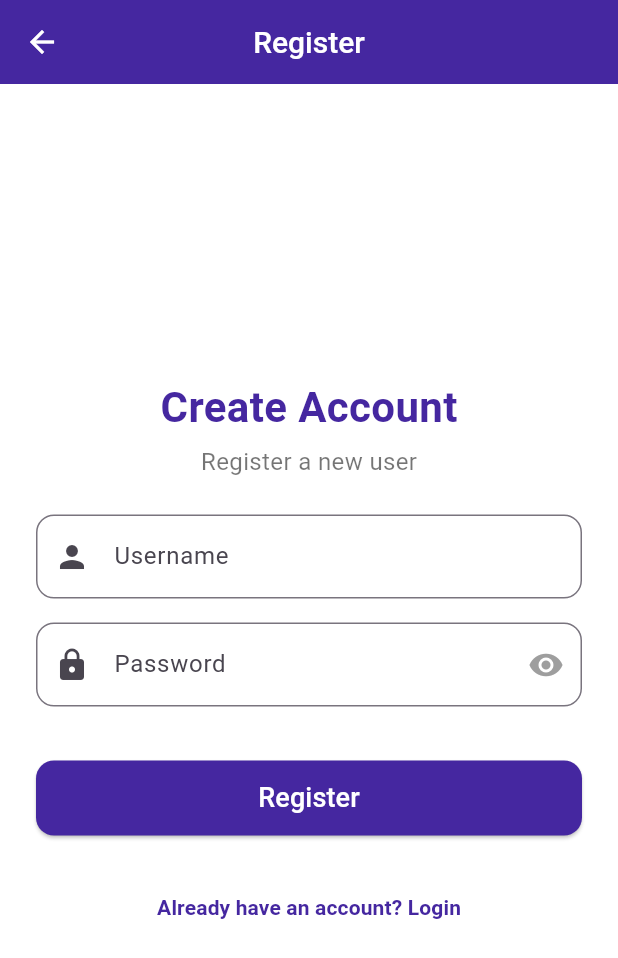
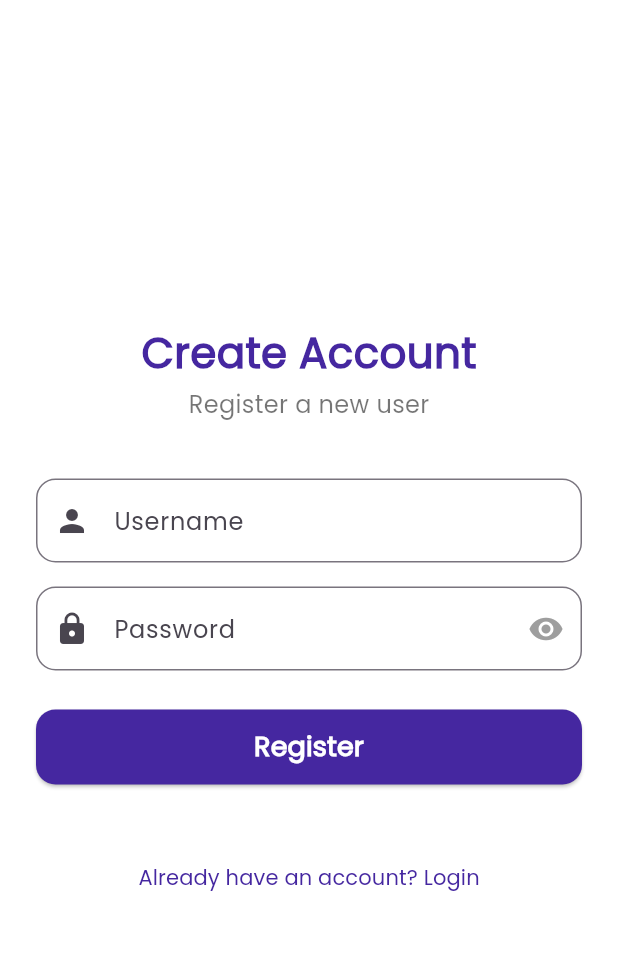
Before and after one commit to nitaairama/Project-UTS-MobileApp, a Flutter app: the screen it shows after launch, after a tap on "Login", after a tap on "Don't have an account? Register", on a phone screen of 412 x 824 dp. Shown: the top 958 px of the screen. Run offline on Flutter 3.47's test engine with Material 3 defaults, Android fonts, the phone set to English and light mode, and no system bars; our stand-ins replace image_picker, intl_phone_field, shared_preferences, sqflite; accounts and stored records are empty; network calls fail.

Commit message:
Change font

```diff
--- a/lib/main.dart
+++ b/lib/main.dart
@@ -22,7 +22,8 @@ class MyApp extends StatelessWidget {
       title: 'Contacts App',
       debugShowCheckedModeBanner: false,
       theme: ThemeData(
-        primarySwatch: Colors.blue,
+        primarySwatch: Colors.deepPurple,
+        fontFamily: 'Poppins',
         visualDensity: VisualDensity.adaptivePlatformDensity,
       ),
       home: const SplashPage(),
--- a/lib/pages/contact_detail.dart
+++ b/lib/pages/contact_detail.dart
@@ -109,7 +109,7 @@ class _ContactDetailPageState extends State<ContactDetailPage> {
         centerTitle: true,
         title: Text(
           widget.contact != null ? "Edit Contact" : "Add Contact",
-          style: const TextStyle(fontSize: 18, fontWeight: FontWeight.w500),
+          style: const TextStyle(fontSize: 18, fontWeight: FontWeight.w800),
         ),
         backgroundColor: Colors.deepPurple[800],
         foregroundColor: Colors.white,
@@ -212,7 +212,7 @@ class _ContactDetailPageState extends State<ContactDetailPage> {
                       borderRadius: BorderRadius.circular(12)),
                   padding: const EdgeInsets.symmetric(vertical: 14),
                 ),
-                child: const Text("Save", style: TextStyle(fontSize: 16)),
+                child: const Text("Save", style: TextStyle(fontSize: 16, fontWeight: FontWeight.w800)),
               ),
             ),
           ],
--- a/lib/pages/home_page.dart
+++ b/lib/pages/home_page.dart
@@ -106,7 +106,7 @@ class _HomePageState extends State<HomePage> {
     return Scaffold(
       appBar: AppBar(
         title: const Text("Contact List",
-            style: TextStyle(fontSize: 18, fontWeight: FontWeight.w500),),
+            style: TextStyle(fontSize: 18, fontWeight: FontWeight.w800),),
         backgroundColor: Colors.deepPurple[800],
         foregroundColor: Colors.white,
         toolbarHeight: 60,
--- a/lib/pages/login_page.dart
+++ b/lib/pages/login_page.dart
@@ -22,7 +22,7 @@ class _LoginPageState extends State<LoginPage> {
     _checkSession();
   }
 
-  /// Mengecek session login yang tersimpan di SharedPreferences
+  /// Cek session login di SharedPreferences
   Future<void> _checkSession() async {
     final prefs = await SharedPreferences.getInstance();
     final userId = prefs.getInt('user_id');
@@ -78,18 +78,22 @@ class _LoginPageState extends State<LoginPage> {
               mainAxisSize: MainAxisSize.min,
               children: [
                 Text(
-                  "Welcome Back",
+                  "Welcome",
                   style: TextStyle(
                       fontSize: 28,
-                      fontWeight: FontWeight.bold,
+                      fontWeight: FontWeight.w800,
                       color: Colors.deepPurple[800]),
                 ),
-                const SizedBox(height: 5),
+                const SizedBox(height: 3),
                 const Text(
                   "Login to your account",
-                  style: TextStyle(fontSize: 16, color: Colors.black54),
+                  style: TextStyle(
+                    fontSize: 16,
+                    fontWeight: FontWeight.w500,
+                    color: Colors.black54),
                 ),
-                const SizedBox(height: 24),
+                const SizedBox(height: 38),
+
                 // Input username
                 TextField(
                   controller: _usernameC,
@@ -97,10 +101,11 @@ class _LoginPageState extends State<LoginPage> {
                     labelText: "Username",
                     prefixIcon: const Icon(Icons.person),
                     border: OutlineInputBorder(
-                        borderRadius: BorderRadius.circular(12)),
+                        borderRadius: BorderRadius.circular(13)),
                   ),
                 ),
                 const SizedBox(height: 16),
+
                 // Input password
                 TextField(
                   controller: _passwordC,
@@ -109,7 +114,7 @@ class _LoginPageState extends State<LoginPage> {
                     labelText: "Password",
                     prefixIcon: const Icon(Icons.lock),
                     border: OutlineInputBorder(
-                        borderRadius: BorderRadius.circular(12)),
+                        borderRadius: BorderRadius.circular(13)),
                     suffixIcon: IconButton(
                       icon: Icon(
                           _obscurePassword ? Icons.visibility : Icons.visibility_off,
@@ -122,13 +127,15 @@ class _LoginPageState extends State<LoginPage> {
                     ),
                   ),
                 ),
-                const SizedBox(height: 12),
+                const SizedBox(height: 10),
+
                 // Error message
                 if (_error.isNotEmpty)
                   Text(_error,
-                      style: TextStyle(color: Colors.red[800])),
-                const SizedBox(height: 24),
-                // Tombol login SQLite
+                      style: TextStyle(color: Colors.red[800], fontSize: 12)),
+                const SizedBox(height: 16),
+
+                // Tombol login
                 SizedBox(
                   width: double.infinity,
                   height: 50,
@@ -138,20 +145,21 @@ class _LoginPageState extends State<LoginPage> {
                       backgroundColor: Colors.deepPurple[800],
                       foregroundColor: Colors.white,
                       shape: RoundedRectangleBorder(
-                          borderRadius: BorderRadius.circular(12)),
+                          borderRadius: BorderRadius.circular(13)),
                     ),
                     child: const Text(
                       "Login",
-                      style: TextStyle(fontSize: 18),
+                      style: TextStyle(fontSize: 18, fontWeight: FontWeight.w800),
                     ),
                   ),
                 ),
                 const SizedBox(height: 24),
                 const Text(
                   "Or login with",
-                  style: TextStyle(color: Colors.black54),
+                  style: TextStyle(color: Colors.black54, fontWeight: FontWeight.w500),
                 ),
                 const SizedBox(height: 16),
+
                 // Tombol Google & Facebook
                 Row(
                   mainAxisAlignment: MainAxisAlignment.center,
@@ -170,11 +178,11 @@ class _LoginPageState extends State<LoginPage> {
                         padding: const EdgeInsets.symmetric(
                             horizontal: 12, vertical: 12),
                         shape: RoundedRectangleBorder(
-                          borderRadius: BorderRadius.circular(12),
+                          borderRadius: BorderRadius.circular(13),
                         ),
                       ),
                     ),
-                    const SizedBox(width: 16),
+                    const SizedBox(width: 10),
                     ElevatedButton.icon(
                       onPressed: () {},
                       icon: Image.asset(
@@ -189,13 +197,14 @@ class _LoginPageState extends State<LoginPage> {
                         padding: const EdgeInsets.symmetric(
                             horizontal: 12, vertical: 12),
                         shape: RoundedRectangleBorder(
-                          borderRadius: BorderRadius.circular(12),
+                          borderRadius: BorderRadius.circular(13),
                         ),
                       ),
                     ),
                   ],
                 ),
-                const SizedBox(height: 24),
+                const SizedBox(height: 38),
+
                 // Link register
                 TextButton(
                   onPressed: () => Navigator.push(
@@ -206,7 +215,7 @@ class _LoginPageState extends State<LoginPage> {
                     "Don't have an account? Register",
                     style: TextStyle(
                         color: Colors.deepPurple[800],
-                        fontWeight: FontWeight.bold),
+                        fontWeight: FontWeight.w500),
                   ),
                 ),
               ],
--- a/lib/pages/profile_page.dart
+++ b/lib/pages/profile_page.dart
@@ -98,7 +98,7 @@ class _ProfilePageState extends State<ProfilePage> {
       appBar: AppBar(
         toolbarHeight: 60,
         title: const Text("Profile",
-          style: TextStyle(fontSize: 18, fontWeight: FontWeight.w500)),
+          style: TextStyle(fontSize: 18, fontWeight: FontWeight.w800)),
         backgroundColor: Colors.deepPurple[800],
         foregroundColor: Colors.white,
         actions: [
@@ -150,10 +150,10 @@ class _ProfilePageState extends State<ProfilePage> {
                         shape: RoundedRectangleBorder(borderRadius: BorderRadius.circular(12)),
                         padding: const EdgeInsets.symmetric(vertical: 14),
                       ),
-                      child: const Text("Simpan"),
+                      child: const Text("Simpan", style: TextStyle(fontWeight: FontWeight.w800)),
                     ),
                   ),
-                  const SizedBox(width: 12), // jarak antar tombol
+                  const SizedBox(width: 10),
                   Expanded(
                     child: ElevatedButton(
                       onPressed: _logout,
@@ -163,7 +163,7 @@ class _ProfilePageState extends State<ProfilePage> {
                         shape: RoundedRectangleBorder(borderRadius: BorderRadius.circular(12)),
                         padding: const EdgeInsets.symmetric(vertical: 14),
                       ),
-                      child: const Text("Logout"),
+                      child: const Text("Logout", style: TextStyle(fontWeight: FontWeight.w800)),
                     ),
                   ),
                 ],
--- a/lib/pages/register.dart
+++ b/lib/pages/register.dart
@@ -53,12 +53,6 @@ class _RegisterPageState extends State<RegisterPage> {
 
     return Scaffold(
       backgroundColor: Colors.white,
-      appBar: AppBar(
-        centerTitle: true,
-        title: const Text("Register", style: TextStyle(fontSize: 20, fontWeight: FontWeight.w500),),
-        backgroundColor: primaryColor,
-        foregroundColor: Colors.white,
-      ),
       body: Center(
         child: SingleChildScrollView(
           child: Padding(
@@ -70,16 +64,19 @@ class _RegisterPageState extends State<RegisterPage> {
                   "Create Account",
                   style: TextStyle(
                     fontSize: 28,
-                    fontWeight: FontWeight.bold,
+                    fontWeight: FontWeight.w800,
                     color: primaryColor,
                   ),
                 ),
-                const SizedBox(height: 5),
+                const SizedBox(height: 3),
                 const Text(
                   "Register a new user",
-                  style: TextStyle(fontSize: 16, color: Colors.black54),
+                  style: TextStyle(fontSize: 16,
+                  fontWeight: FontWeight.w500,
+                  color: Colors.black54),
                 ),
-                const SizedBox(height: 24),
+                const SizedBox(height: 38),
+
                 // Input username
                 TextField(
                   controller: _usernameC,
@@ -87,10 +84,11 @@ class _RegisterPageState extends State<RegisterPage> {
                     labelText: "Username",
                     prefixIcon: const Icon(Icons.person),
                     border: OutlineInputBorder(
-                        borderRadius: BorderRadius.circular(12)),
+                        borderRadius: BorderRadius.circular(13)),
                   ),
                 ),
                 const SizedBox(height: 16),
+
                 // Input password
                 TextField(
                   controller: _passwordC,
@@ -99,7 +97,7 @@ class _RegisterPageState extends State<RegisterPage> {
                     labelText: "Password",
                     prefixIcon: const Icon(Icons.lock),
                     border: OutlineInputBorder(
-                        borderRadius: BorderRadius.circular(12)),
+                        borderRadius: BorderRadius.circular(13)),
                     suffixIcon: IconButton(
                       icon: Icon(
                         _obscurePassword
@@ -115,19 +113,21 @@ class _RegisterPageState extends State<RegisterPage> {
                     ),
                   ),
                 ),
-                const SizedBox(height: 12),
+                const SizedBox(height: 10),
+
                 // Pesan sukses / error
                 if (_msg.isNotEmpty)
-                  Text(
-                    _msg,
+                  Text(_msg,
                     style: TextStyle(
                       color: _msg.contains("successful")
                           ? Colors.green[800]
                           : Colors.red[800],
                       fontWeight: FontWeight.w500,
+                      fontSize: 12,
                     ),
                   ),
-                const SizedBox(height: 24),
+                const SizedBox(height: 16),
+
                 // Tombol register
                 SizedBox(
                   width: double.infinity,
@@ -138,22 +138,23 @@ class _RegisterPageState extends State<RegisterPage> {
                       backgroundColor: primaryColor,
                       foregroundColor: Colors.white,
                       shape: RoundedRectangleBorder(
-                          borderRadius: BorderRadius.circular(12)),
+                          borderRadius: BorderRadius.circular(13)),
                     ),
                     child: const Text(
                       "Register",
-                      style: TextStyle(fontSize: 18),
+                      style: TextStyle(fontSize: 18, fontWeight: FontWeight.w800),
                     ),
                   ),
                 ),
-                const SizedBox(height: 24),
+                const SizedBox(height: 38),
+
                 // Link ke login
                 TextButton(
                   onPressed: () => Navigator.pop(context),
                   child: Text(
                     "Already have an account? Login",
                     style: TextStyle(
-                        color: primaryColor, fontWeight: FontWeight.bold),
+                        color: primaryColor, fontWeight: FontWeight.w500),
                   ),
                 ),
               ],
--- a/pubspec.yaml
+++ b/pubspec.yaml
@@ -28,3 +28,7 @@ flutter:
   uses-material-design: true
   assets:
     - assets/images/
+  fonts:
+    - family: Poppins
+      fonts:
+        - asset: assets/fonts/Poppins-Regular.ttf
```
Also changed, not shown: assets/fonts/Poppins-Regular.ttf (added).
